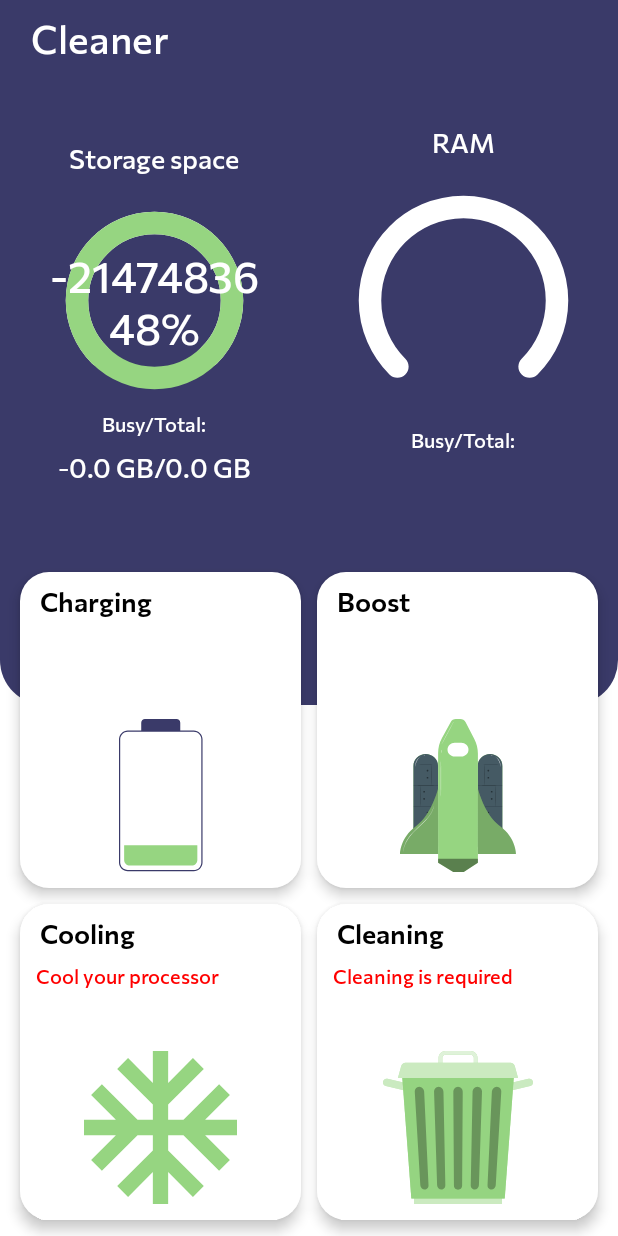
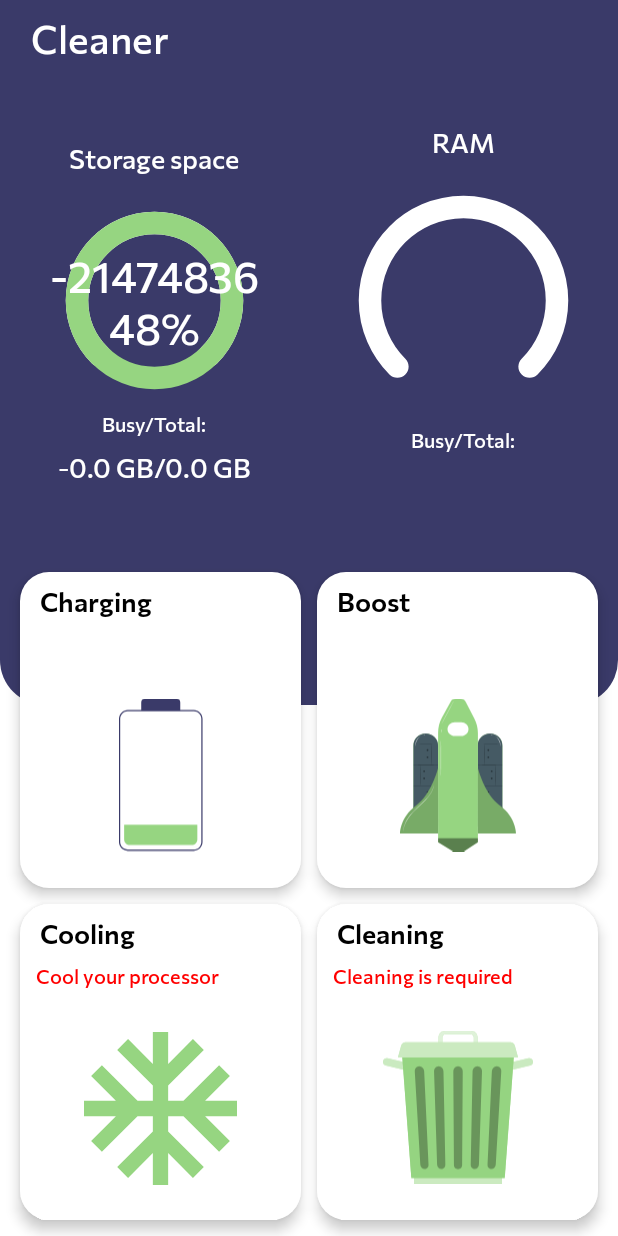
Before and after one commit to bogatovnikita/MagicHelper, an Android app: the MenuFragment screen opened through its navigation route, on a phone screen of 412 x 824 dp. Run offline under Robolectric (Android 15) with nearby library versions, the phone set to English and light mode, and no system bars; our stand-ins replace Dagger/Hilt's generated code, sdp/ssp sizes; libraries missing offline, so code that uses them is left out: com.ads.library; plain views replace AdView; 2 statements that could not run were skipped.

Commit message:
fix localization bugs

```diff
--- a/app/src/main/res/layout/fragment_menu.xml
+++ b/app/src/main/res/layout/fragment_menu.xml
@@ -252,7 +252,7 @@
         app:layout_constraintEnd_toEndOf="@id/background_battery"
         app:layout_constraintStart_toStartOf="@id/background_battery"
         app:layout_constraintTop_toBottomOf="@id/battery_title_tv"
-        tools:text="ываываhkjhkjhkjhkjhввввввв" />
+        tools:text="ываываhkjhkjhkjhkjввв" />
 
     <ImageView
         android:id="@+id/battery_icon_iv"
@@ -261,9 +261,11 @@
         android:layout_marginBottom="@dimen/_8sdp"
         android:elevation="@dimen/_4sdp"
         android:src="@drawable/ic_battery"
+        android:layout_marginTop="@dimen/_10sdp"
         app:layout_constraintBottom_toBottomOf="@id/background_battery"
         app:layout_constraintEnd_toEndOf="@id/background_battery"
-        app:layout_constraintStart_toStartOf="@id/background_battery" />
+        app:layout_constraintStart_toStartOf="@id/background_battery"
+        app:layout_constraintTop_toBottomOf="@+id/battery_description_tv" />
 
     <View
         android:id="@+id/background_boost"
@@ -327,11 +329,13 @@
         android:layout_width="wrap_content"
         android:layout_height="0dp"
         android:layout_marginBottom="@dimen/_8sdp"
+        android:layout_marginTop="@dimen/_10sdp"
         android:elevation="@dimen/_4sdp"
         android:src="@drawable/ic_boost"
         app:layout_constraintBottom_toBottomOf="@id/background_boost"
         app:layout_constraintEnd_toEndOf="@id/background_boost"
-        app:layout_constraintStart_toStartOf="@id/background_boost" />
+        app:layout_constraintStart_toStartOf="@id/background_boost"
+        app:layout_constraintTop_toBottomOf="@+id/boost_description_tv" />
 
     <View
         android:id="@+id/background_cooling"
@@ -395,11 +399,13 @@
         android:layout_width="wrap_content"
         android:layout_height="0dp"
         android:layout_marginBottom="@dimen/_8sdp"
+        android:layout_marginTop="@dimen/_12sdp"
         android:elevation="@dimen/_4sdp"
         android:src="@drawable/ic_cpu"
         app:layout_constraintBottom_toBottomOf="@id/background_cooling"
         app:layout_constraintEnd_toEndOf="@id/background_cooling"
-        app:layout_constraintStart_toStartOf="@id/background_cooling" />
+        app:layout_constraintStart_toStartOf="@id/background_cooling"
+        app:layout_constraintTop_toBottomOf="@+id/cooling_description_tv" />
 
     <View
         android:id="@+id/background_clean"
@@ -463,10 +469,12 @@
         android:layout_width="wrap_content"
         android:layout_height="0dp"
         android:layout_marginBottom="@dimen/_8sdp"
+        android:layout_marginTop="@dimen/_10sdp"
         android:elevation="@dimen/_4sdp"
         android:src="@drawable/ic_junk"
         app:layout_constraintBottom_toBottomOf="@id/background_clean"
         app:layout_constraintEnd_toEndOf="@id/background_clean"
-        app:layout_constraintStart_toStartOf="@id/background_clean" />
+        app:layout_constraintStart_toStartOf="@id/background_clean"
+        app:layout_constraintTop_toBottomOf="@+id/clean_description_tv" />
 
 </androidx.constraintlayout.widget.ConstraintLayout>
--- a/app/src/main/res/layout/item_menu_horizontal.xml
+++ b/app/src/main/res/layout/item_menu_horizontal.xml
@@ -30,6 +30,7 @@
         android:fontFamily="@font/heraclito_medium"
         android:textColor="@color/black"
         android:textSize="@dimen/_14ssp"
+        android:layout_marginStart="@dimen/_8sdp"
         app:layout_constraintVertical_chainStyle="packed"
         app:layout_constraintBottom_toTopOf="@id/description_tv"
         app:layout_constraintEnd_toStartOf="@id/icon_arrow"
@@ -44,12 +45,12 @@
         android:layout_marginTop="@dimen/_6sdp"
         android:layout_marginEnd="@dimen/_32sdp"
         android:fontFamily="@font/heraclito_regular"
+        android:maxLines="2"
         android:textColor="@color/black"
-        android:maxLines="2"
         android:textSize="@dimen/_12ssp"
         app:layout_constraintBottom_toBottomOf="parent"
         app:layout_constraintEnd_toStartOf="@id/icon_arrow"
-        app:layout_constraintStart_toEndOf="@id/icon_iv"
+        app:layout_constraintStart_toStartOf="@+id/title_tv"
         app:layout_constraintTop_toBottomOf="@id/title_tv"
         tools:text="@string/extend_the_operation_of_your_phone" />
 
```
Also changed, not shown: 2 other files.
